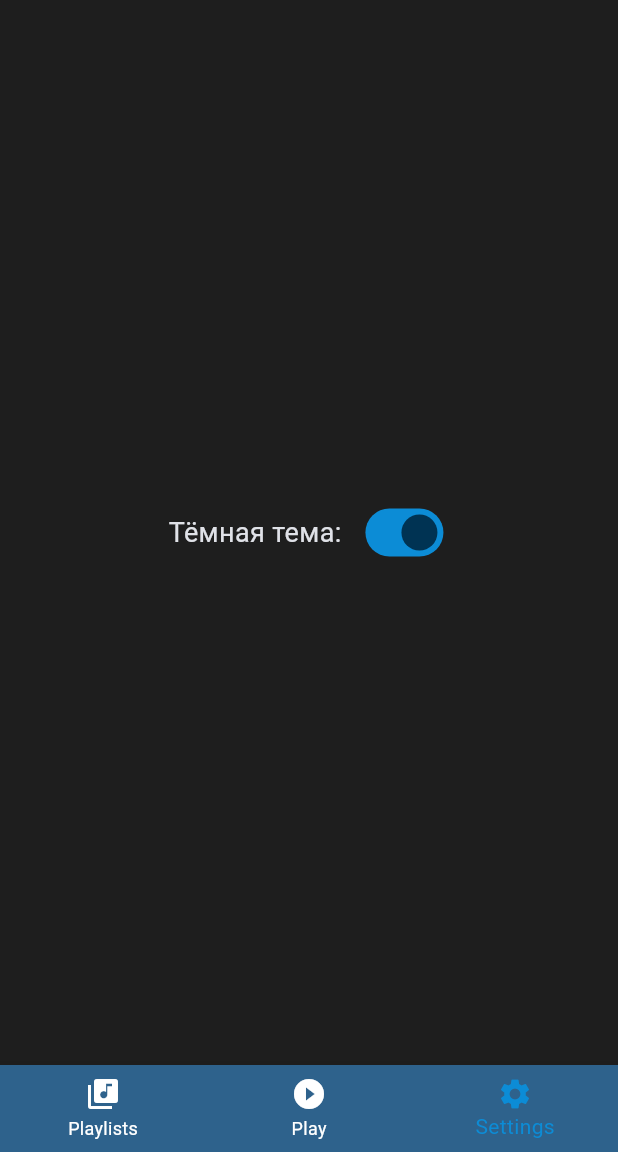
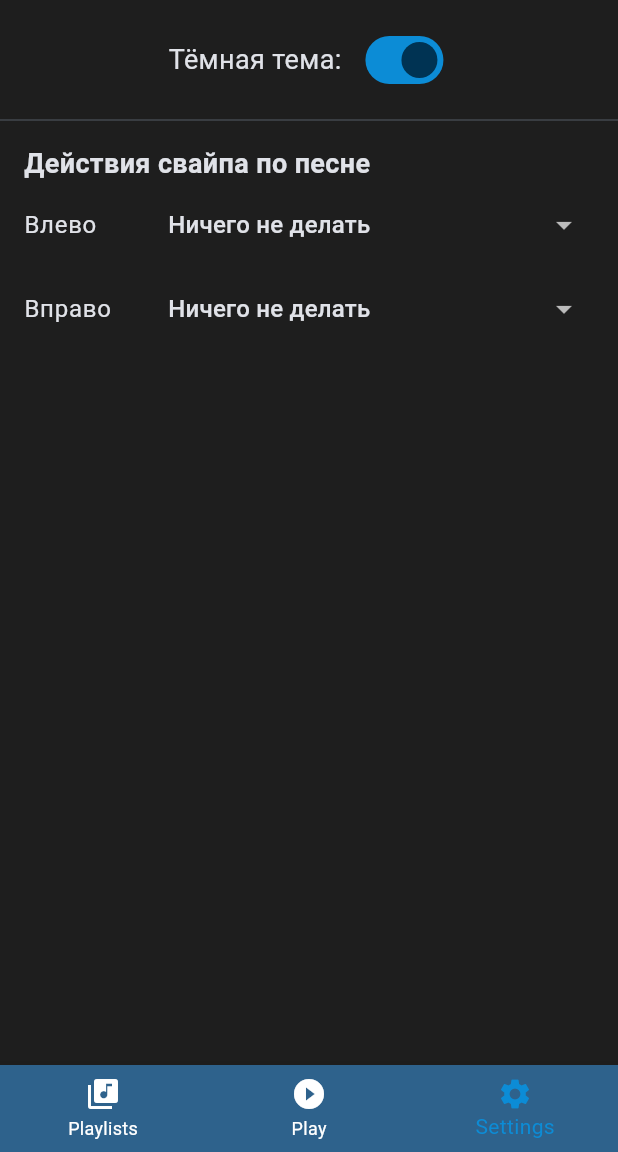
Before and after one commit to ddgk573/flutter_application_4_player, a Flutter app: the screen it shows after launch, on a phone screen of 412 x 824 dp, the part 84-1236 px from its top. Run offline on Flutter 3.47's test engine with Material 3 defaults, Android fonts, the phone set to English and light mode, and no system bars; our stand-ins replace audioplayers, drift, drift_flutter, file_picker, shared_preferences; missing offline and left inert: audio_metadata_reader; accounts and stored records are empty; generated files the repository leaves out were written again.

Commit message:
добавлены свайпы и всплывающие уведомления

```diff
--- a/lib/core/constants/themes.dart
+++ b/lib/core/constants/themes.dart
@@ -9,17 +9,19 @@ class AppTheme {
   static const Color backgroundColorD = Color.fromARGB(255, 30, 30, 30);
 
   static ThemeData get lightTheme {
+    final colorScheme = ColorScheme.fromSeed(
+      brightness: Brightness.light,
+      seedColor: primaryColor,
+      primary: primaryColor,
+      secondary: secondaryColor,
+      surface: backgroundColorL,
+    );
     return ThemeData(
       useMaterial3: true,
       brightness: Brightness.light,
-      colorScheme: ColorScheme.fromSeed(
-        brightness: Brightness.light,
-        seedColor: primaryColor,
-        primary: primaryColor,
-        secondary: secondaryColor,
-        surface: backgroundColorL,
-      ),
+      colorScheme: colorScheme,
       scaffoldBackgroundColor: backgroundColorL,
+      snackBarTheme: _snackBarTheme(colorScheme),
       bottomNavigationBarTheme: const BottomNavigationBarThemeData(
         backgroundColor: Color.fromARGB(255, 240, 240, 240),
         selectedItemColor: primaryColor,
@@ -29,17 +31,19 @@ class AppTheme {
   }
 
   static ThemeData get darkTheme {
+    final colorScheme = ColorScheme.fromSeed(
+      brightness: Brightness.dark,
+      seedColor: primaryColor,
+      primary: primaryColor,
+      secondary: secondaryColor,
+      surface: backgroundColorD,
+    );
     return ThemeData(
       useMaterial3: true,
       brightness: Brightness.dark,
-      colorScheme: ColorScheme.fromSeed(
-        brightness: Brightness.dark,
-        seedColor: primaryColor,
-        primary: primaryColor,
-        secondary: secondaryColor,
-        surface: backgroundColorD,
-      ),
+      colorScheme: colorScheme,
       scaffoldBackgroundColor: backgroundColorD,
+      snackBarTheme: _snackBarTheme(colorScheme),
       bottomNavigationBarTheme: const BottomNavigationBarThemeData(
         backgroundColor: Color.fromARGB(255, 20, 20, 20),
         selectedItemColor: primaryColor,
@@ -47,4 +51,15 @@ class AppTheme {
       ),
     );
   }
+
+  static SnackBarThemeData _snackBarTheme(ColorScheme colorScheme) {
+    return SnackBarThemeData(
+      behavior: SnackBarBehavior.floating,
+      backgroundColor: colorScheme.secondaryContainer,
+      contentTextStyle: TextStyle(color: colorScheme.onSecondaryContainer),
+      actionTextColor: colorScheme.onSecondaryContainer,
+      shape: RoundedRectangleBorder(borderRadius: BorderRadius.circular(12)),
+      insetPadding: const EdgeInsets.all(12),
+    );
+  }
 }
--- a/lib/main.dart
+++ b/lib/main.dart
@@ -6,6 +6,7 @@ import 'package:flutter_application_4_player/screens/player_screen.dart';
 import 'package:flutter_application_4_player/screens/play_list_screen.dart';
 
 void main() {
+  loadSwipeSettings();
   runApp(const MyApp());
 }
 
--- a/lib/screens/play_list_screen.dart
+++ b/lib/screens/play_list_screen.dart
@@ -3,11 +3,13 @@ import 'package:flutter/material.dart';
 import 'package:flutter_application_4_player/data/database.dart';
 import 'package:flutter_application_4_player/features/playlists/add_song_dialog.dart';
 import 'package:flutter_application_4_player/features/playlists/playlist_detail_screen.dart';
+import 'package:flutter_application_4_player/core/app_state.dart';
 
 class PlayListScreen extends StatelessWidget {
   const PlayListScreen({super.key});
 
   void _open(BuildContext context, int? id, String title) {
+    if (id != null) setLastPlaylist(id);
     Navigator.of(context).push(
       MaterialPageRoute(
         builder: (_) => PlaylistDetailScreen(playlistId: id, title: title),
--- a/lib/screens/settings_screen.dart
+++ b/lib/screens/settings_screen.dart
@@ -1,5 +1,7 @@
 import 'package:flutter/material.dart';
 import 'package:flutter_application_4_player/main.dart';
+import 'package:flutter_application_4_player/core/app_state.dart';
+import 'package:flutter_application_4_player/widgets/swipe_action_setting.dart';
 
 class SettingsScreen extends StatefulWidget {
   const SettingsScreen({super.key});
@@ -11,14 +13,9 @@ class SettingsScreen extends StatefulWidget {
 class _SettingsScreenState extends State<SettingsScreen> {
   @override
   Widget build(BuildContext context) {
-    return Center(
-      child: Column(
-        mainAxisAlignment: MainAxisAlignment.center,
+    return ListView(
       children: [
-          Column(
-            textDirection: TextDirection.ltr,
-            crossAxisAlignment: CrossAxisAlignment.start,
-            children: <Widget>[
+        const SizedBox(height: 16),
         Row(
           mainAxisAlignment: MainAxisAlignment.center,
           children: [
@@ -39,10 +36,25 @@ class _SettingsScreenState extends State<SettingsScreen> {
             ),
           ],
         ),
-            ],
+        const Divider(height: 32),
+        const Padding(
+          padding: EdgeInsets.symmetric(horizontal: 16),
+          child: Text(
+            'Действия свайпа по песне',
+            style: TextStyle(fontSize: 18, fontWeight: FontWeight.bold),
+          ),
+        ),
+        SwipeActionSetting(
+          title: 'Влево',
+          notifier: leftSwipeAction,
+          direction: SwipeDirection.left,
+        ),
+        SwipeActionSetting(
+          title: 'Вправо',
+          notifier: rightSwipeAction,
+          direction: SwipeDirection.right,
         ),
       ],
-      ),
     );
   }
 }
--- /dev/null
+++ b/lib/widgets/swipe_action_setting.dart
@@ -0,0 +1,54 @@
+import 'package:flutter/material.dart';
+import 'package:flutter_application_4_player/core/app_state.dart';
+
+class SwipeActionSetting extends StatelessWidget {
+  final String title;
+  final ValueNotifier<SwipeSongAction> notifier;
+  final SwipeDirection direction;
+
+  const SwipeActionSetting({
+    super.key,
+    required this.title,
+    required this.notifier,
+    required this.direction,
+  });
+
+  String _label(SwipeSongAction action) {
+    return switch (action) {
+      SwipeSongAction.addToCurrentPlaylist => 'Добавить в текущий плейлист',
+      SwipeSongAction.removeFromPlaylist => 'Удалить из плейлиста',
+      SwipeSongAction.addToLastPlaylist => 'Добавить в последний плейлист',
+      SwipeSongAction.none => 'Ничего не делать',
+    };
+  }
+
+  @override
+  Widget build(BuildContext context) {
+    return ValueListenableBuilder<SwipeSongAction>(
+      valueListenable: notifier,
+      builder: (_, action, _) {
+        return ListTile(
+          title: Text(title),
+          trailing: DropdownButton<SwipeSongAction>(
+            value: action,
+            underline: const SizedBox.shrink(),
+            isDense: true,
+            onChanged: (value) {
+              if (value != null) {
+                setSwipeAction(direction, value);
+              }
+            },
+            items: SwipeSongAction.values
+                .map(
+                  (option) => DropdownMenuItem(
+                    value: option,
+                    child: Text(_label(option)),
+                  ),
+                )
+                .toList(),
+          ),
+        );
+      },
+    );
+  }
+}
--- a/pubspec.yaml
+++ b/pubspec.yaml
@@ -44,6 +44,7 @@ dependencies:
   path_provider: ^2.1.6
   path: ^1.9.1
   audio_metadata_reader: ^1.8.1
+  shared_preferences: ^2.5.3
 
 dev_dependencies:
   flutter_test:
```
Also changed, not shown: lib/core/app_state.dart (+60 -0 lines), lib/data/database.dart (+17 -1 lines), lib/features/playlists/playlist_detail_screen.dart (+12 -15 lines), lib/widgets/swipe_song_tile.dart (added, +147 -0 lines), pubspec.lock. Lines whose indentation alone changed are shown as unchanged.
